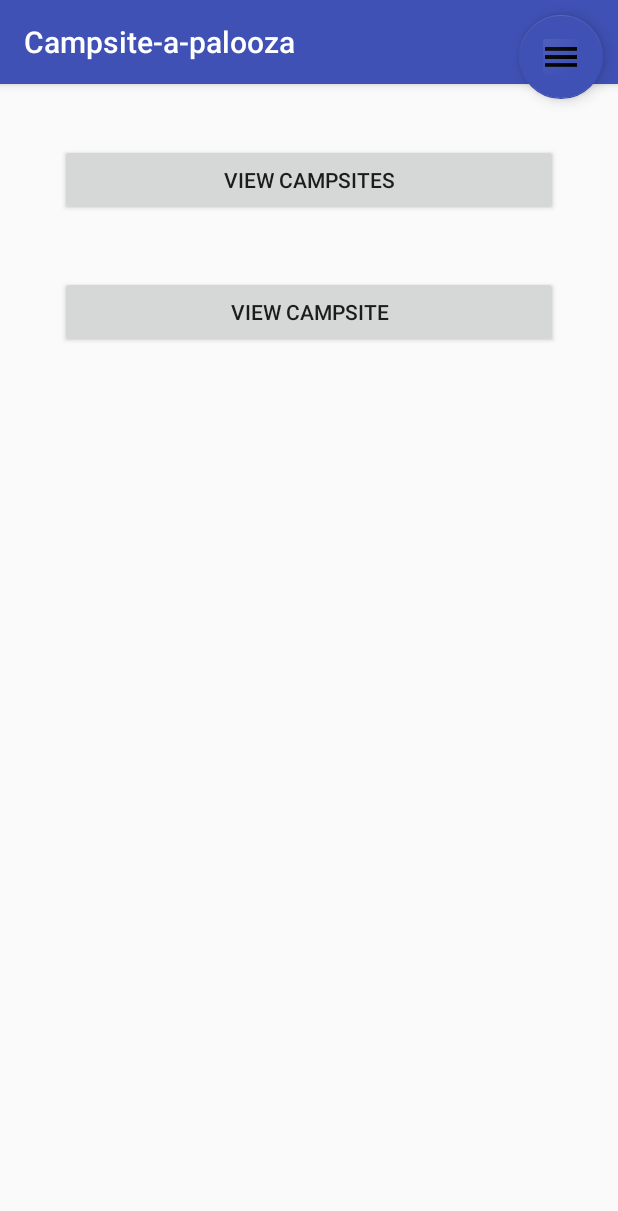
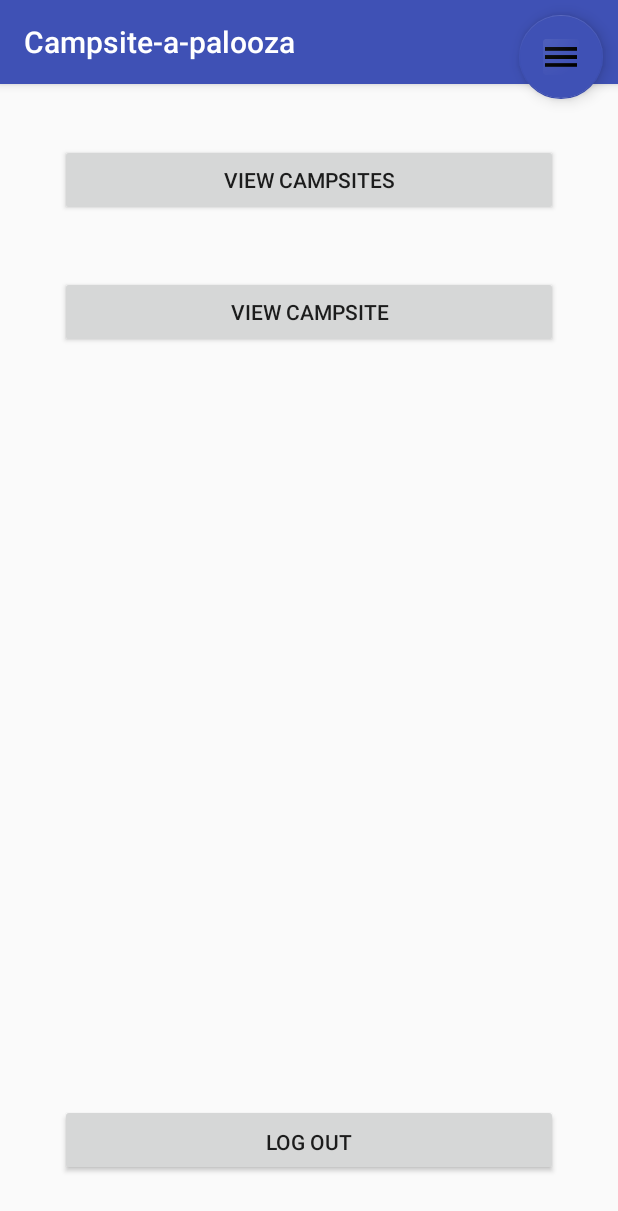
Before and after one commit to kristofferbjorklund85/campsites, an Android app: the LandingActivity screen opened directly, with no data from a screen before it, on a phone screen of 412 x 824 dp. Shown: the top 1211 px of the screen. Run offline under Robolectric (Android 15) with nearby library versions, the phone set to English and light mode, and no system bars; our stand-ins replace Volley; network calls fail.

Commit message:
Added LogOut function

```diff
--- a/app/src/main/res/layout/content_landing.xml
+++ b/app/src/main/res/layout/content_landing.xml
@@ -34,4 +34,24 @@
             android:text="View Campsite" />
 
     </LinearLayout>
+
+    <LinearLayout
+        android:layout_width="match_parent"
+        android:layout_height="match_parent"
+        android:gravity="center|bottom"
+        tools:layout_editor_absoluteY="264dp">
+
+        <Button
+            android:id="@+id/log_out"
+            android:layout_width="match_parent"
+            android:layout_height="wrap_content"
+            android:layout_marginLeft="40dp"
+            android:layout_marginRight="40dp"
+            android:layout_marginTop="40dp"
+            android:onClick="logOut"
+            android:paddingBottom="8sp"
+            android:text="Log Out" />
+
+    </LinearLayout>
+
 </android.support.constraint.ConstraintLayout>
```
Also changed, not shown: app/src/main/java/com/example/sombra/myapplication/LandingActivity.java (+9 -0 lines).
